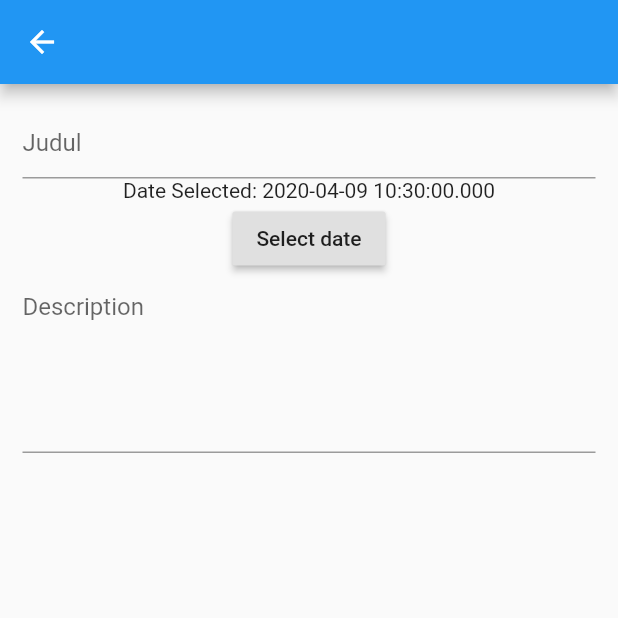
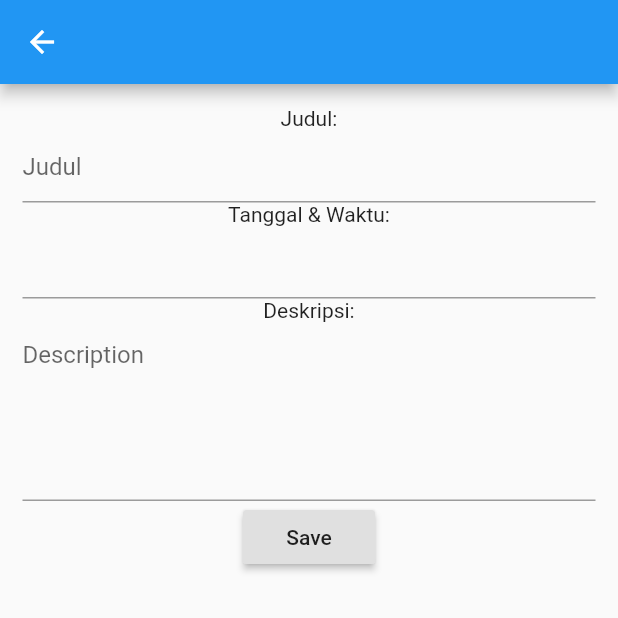
Before and after one commit to arnandwika/project1Hybrid, a Flutter app: the Home screen opened directly, after a tap on the "add circle" icon, on a phone screen of 412 x 824 dp, the top half of it. Run offline on Flutter 3.47's test engine with Material 2 defaults, Android fonts, the phone set to English and light mode, and no system bars; drawn by our look-alikes of datetime_picker_formfield; our stand-ins replace sqflite; accounts and stored records are empty.

Commit message:
tambah data, edit data berhasil

```diff
--- a/project1/lib/Edit.dart
+++ b/project1/lib/Edit.dart
@@ -1,10 +1,11 @@
 import 'package:flutter/material.dart';
 import 'package:sqflite/sqflite.dart';
 
+import 'Reminder.dart';
 import 'main.dart';
 
 void main() => runApp(Edit(0,"","",""));
-void OpenDb() async{
+void OpenDbEdit() async{
   var databasesPath = await getDatabasesPath();
   String path = databasesPath +'project1.db';
   await deleteDatabase(path);
@@ -109,7 +110,7 @@ class EditState extends State<Edit>{
 //                h1 = HasilEdit(judul: TextJudulController.text, tanggal: TextTanggalController.text, isi: TextIsiController.text),
               updateDb(id, TextJudulController.text, TextTanggalController.text, TextIsiController.text),
                 print(list),
-                Navigator.pop(context)
+                Navigator.pushReplacement(context, MaterialPageRoute(builder: (context) => Reminder(id,TextJudulController.text,TextIsiController.text,TextTanggalController.text)))
               },
               child: Text("Save"),
             ),
--- a/project1/lib/Reminder.dart
+++ b/project1/lib/Reminder.dart
@@ -4,17 +4,23 @@ import 'Edit.dart';
 import 'main.dart';
 
 
-void main() => runApp(Reminder(0));
+void main() => runApp(Reminder(0,"","",""));
+
 
 
 class Reminder extends StatelessWidget{
-  int id=0;
-  void printList() async{
-    list = await database.rawQuery("SELECT * FROM reminder WHERE id="+id.toString()+"");
-  }
-  Reminder(this.id);
+  int id;
+  String judul;
+  String isi;
+  String tanggal;
+  Reminder(this.id, this.judul, this.isi, this.tanggal);
+//  void printList() async{
+//    list = await database.rawQuery("SELECT * FROM reminder WHERE id="+id.toString()+"");
+//    print(list);
+//  }
     @override
   Widget build(BuildContext context) {
+      OpenDb();
     return Scaffold(
       appBar: AppBar(
         backgroundColor: Colors.deepOrange,
@@ -23,14 +29,14 @@ class Reminder extends StatelessWidget{
         child: Column(
           children: <Widget>[
             Text(
-              list[0]['judul'].toString(),
+              judul,
               style: TextStyle(
                   fontWeight: FontWeight.bold,
                   fontSize: 30
               ),
             ),
             Text(
-              list[0]['tanggal'].toString(),
+              tanggal,
               style: TextStyle(
                 fontSize: 14,
               ),
@@ -39,7 +45,7 @@ class Reminder extends StatelessWidget{
               child: Container(
                 height: 200,
                 child: Text(
-                    list[0]['isi'].toString()
+                   isi
                 ),
               ),
             ),
@@ -67,7 +73,7 @@ class Reminder extends StatelessWidget{
                     child: RaisedButton(
                       onPressed: () => {
                         Navigator.push(context, MaterialPageRoute(
-                          builder: (context) =>Edit(id, list[0]['judul'].toString(), list[0]['tanggal'].toString(), list[0]['isi'].toString()),
+                          builder: (context) =>Edit(id,judul, tanggal, isi),
                         )),
                       },
                       color: Colors.deepOrangeAccent,
--- a/project1/lib/main.dart
+++ b/project1/lib/main.dart
@@ -1,3 +1,4 @@
+import 'package:datetime_picker_formfield/datetime_picker_formfield.dart';
 import 'package:flutter/material.dart';
 import 'dart:async';
 import 'package:intl/intl.dart';
@@ -19,7 +20,7 @@ class MyApp extends StatelessWidget {
       initialRoute: '/',
         routes: <String, WidgetBuilder>{
           '/': (context) => Home(),
-          '/openreminder': (context) => Reminder(0),
+          '/openreminder': (context) => Reminder(0,"","",""),
         }
     );
   }
@@ -54,7 +55,7 @@ class MyCard extends State<Home>{
               Navigator.push(
                   context,
                   MaterialPageRoute(
-                      builder: (context)=> Tambah()
+                      builder: (context)=> StateTambah()
                   )
               );
             }
@@ -99,6 +100,9 @@ void BuatDb() async{
   OpenDb();
   print(list);
 }
+void InsertDb(ObjectReminder o1) async{
+  database.insert('reminder',o1.toMap());
+}
 void OpenDb() async{
   list = await database.rawQuery('SELECT * FROM reminder ORDER BY tanggal ASC');
 }
@@ -107,12 +111,12 @@ class CustomCard extends StatelessWidget {
   CustomCard(this.i);
   @override
   Widget build(BuildContext context) {
-    return  new Card(
+    return new Card(
       child: InkWell(
         onTap: ()=>{
           Navigator.push(context, MaterialPageRoute(
             builder: (context) =>Reminder(
-              list[i]['id']
+              list[i]['id'],list[i]['judul'],list[i]['isi'],list[i]['tanggal']
             ),
           ),
             ),
@@ -154,22 +158,17 @@ class CustomCard extends StatelessWidget {
   }
 }
 
-class Tambah extends StatelessWidget{
-  DateTime _date = new DateTime.now();
-  TimeOfDay _time = new TimeOfDay.now();
+class StateTambah extends StatefulWidget{
+  @override
+  State createState() => Tambah();
+}
 
-  Future<Null> _selectDate(BuildContext context) async{
-    final DateTime picked = await showDatePicker(
-        context: context,
-        initialDate: _date,
-        firstDate: new DateTime(2010),
-        lastDate: new DateTime(2030)
-    );
-    if(picked != null && picked != _date){
-      print("Date Selected: ${_date.toString()}");
-    }
-  }
-
+class Tambah extends State<StateTambah>{
+  String tanggalJam=" ";
+  ObjectReminder objectInsert;
+  final _JudulEditingController = TextEditingController();
+  final _IsiEditingController = TextEditingController();
+  final format = DateFormat("yyyy-MM-dd HH:mm");
   @override
   Widget build(BuildContext context) {
     return new Scaffold(
@@ -178,21 +177,50 @@ class Tambah extends StatelessWidget{
       body: new Padding(padding: EdgeInsets.all(15.0),
         child: new Column(
           children: <Widget>[
+            Text("Judul:"),
             new TextField(
+              controller: _JudulEditingController,
               decoration: InputDecoration(
                 hintText:"Judul",
               ),
             ),
-            new Text('Date Selected: ${_date.toString()}'),
-            new RaisedButton(
-              child: new Text('Select date'),
-                onPressed: (){_selectDate(context);}
+            Text("Tanggal & Waktu:"),
+            new DateTimeField(
+              format: format,
+              onShowPicker: (context, currentValue) async {
+                final date = await showDatePicker(
+                    context: context,
+                    firstDate: DateTime(1900),
+                    initialDate: currentValue ?? DateTime.now(),
+                    lastDate: DateTime(2100));
+                if (date != null) {
+                  final time = await showTimePicker(
+                    context: context,
+                    initialTime:
+                    TimeOfDay.fromDateTime(currentValue ?? DateTime.now()),
+                  );
+                  tanggalJam = (DateTimeField.combine(date, time)).toString();
+                  return DateTimeField.combine(date, time);
+                } else {
+                  return currentValue;
+                }
+              },
             ),
+            Text("Deskripsi:"),
             new TextField(
+              controller: _IsiEditingController,
               maxLines: 5,
               decoration: InputDecoration(
                 hintText: "Description",
               ),
+            ),
+            RaisedButton(
+              child: Text("Save"),
+              onPressed: (){
+                objectInsert= new ObjectReminder(judul: _JudulEditingController.text, isi: _IsiEditingController.text, tanggal: tanggalJam);
+                InsertDb(objectInsert);
+                Navigator.pop(context);
+              },
             )
           ],
         ),
--- a/project1/pubspec.yaml
+++ b/project1/pubspec.yaml
@@ -21,6 +21,7 @@ dependencies:
     sdk: flutter
   sqflite: any
   path_provider: any
+  datetime_picker_formfield: ^1.0.0
 
   # The following adds the Cupertino Icons font to your application.
   # Use with the CupertinoIcons class for iOS style icons.
```
Also changed, not shown: project1/pubspec.lock.
